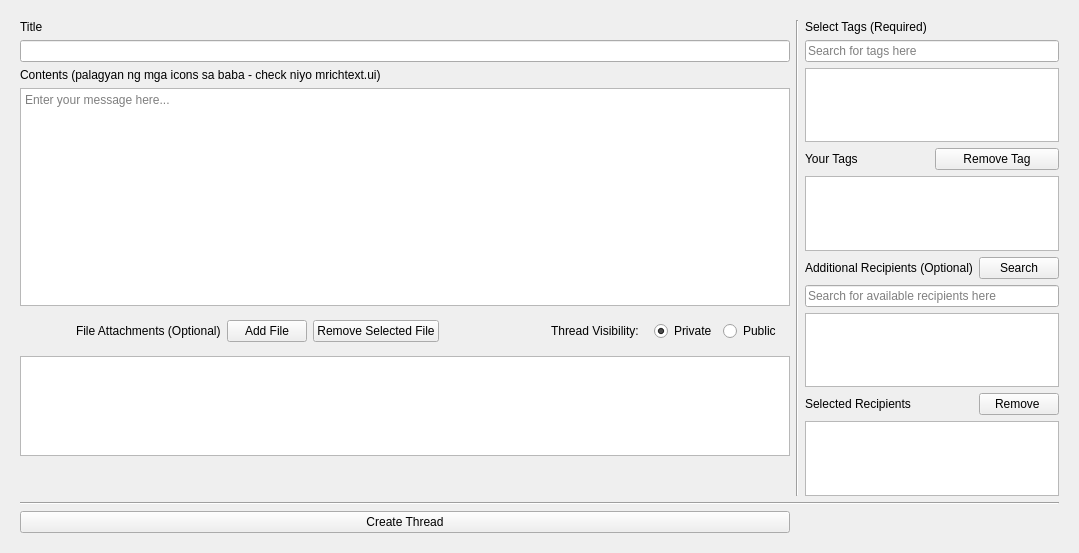
This is newthreadswindow.ui in PeteCastle/SoftwareDesignCaseStudy as Qt 5 draws it before an edit. The edited form follows.
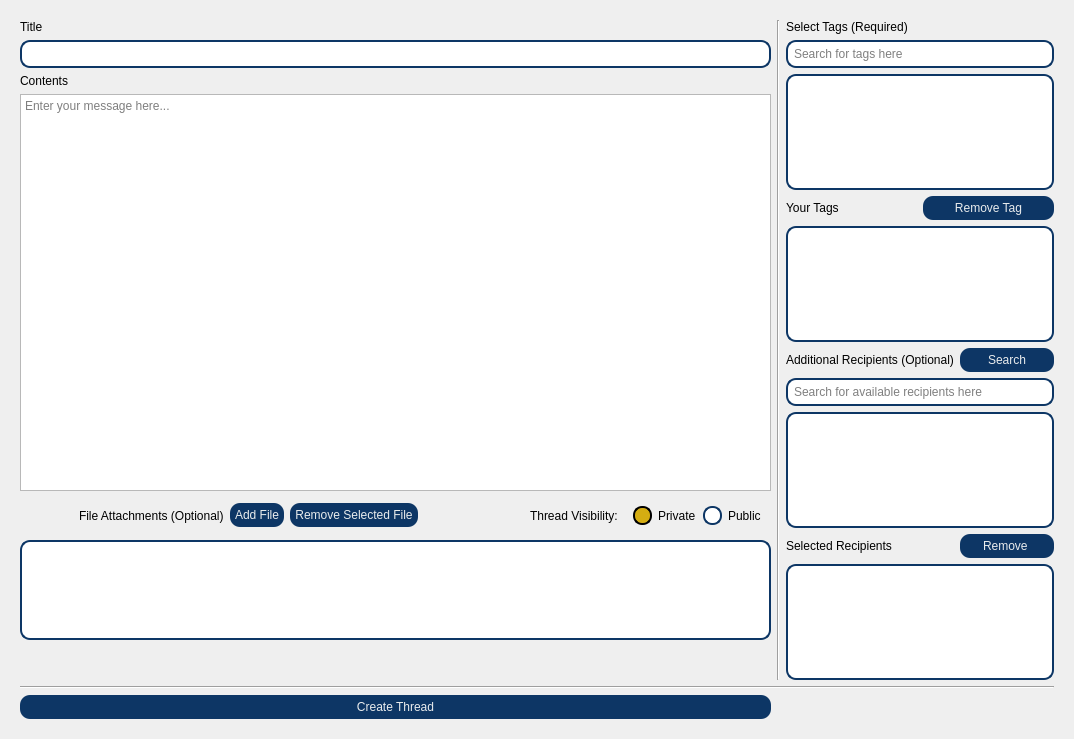
This is the edited form. Icons and pictures are not drawn. Custom widgets are drawn as their Qt base class.

```diff
--- a/newthreadswindow.ui
+++ b/newthreadswindow.ui
@@ -13,6 +13,148 @@
   <property name="windowTitle">
    <string>Form</string>
   </property>
+  <property name="styleSheet">
+   <string notr="true">QDialog{
+background-image: url(:/Icons/ProgramIcons/bg.png);
+}
+
+QLineEdit {
+	font: 9pt &quot;Joan&quot;;
+    border: 2px solid gray;
+    border-radius: 10px;
+	border-color: rgb(13, 54, 101);
+     padding:4px 20px 4px 4px;
+    background: white;
+    selection-background-color: darkgray;
+}
+
+QPushButton{
+font: bold 10pt  &quot;Heebo&quot;;
+background-color: rgb(13, 54, 101);
+color: rgb(233, 236, 237);
+border-radius: 10px;
+padding: 5px;
+}
+QPushButton::hover{
+border-style: inset;
+background-color:rgb(25, 104, 195);
+color: rgb(213, 173, 18);
+
+}
+QPushButton::pressed{
+border: 2px solid rgb(0, 170, 0);
+}
+
+QComboBox{
+	font: 9pt &quot;Joan&quot;;
+    border: 2px solid gray;
+    border-radius: 10px;
+	border-color: rgb(13, 54, 101);
+     padding:4px 20px 4px 4px;
+    background: white;
+    selection-background-color: darkgray;
+}
+QComboBox::drop-down 
+{
+    border: 0px;
+}
+QComboBox::down-arrow{
+   
+	image: url(:/Icons/ProgramIcons/downarrow.png);
+    width: 10px;
+    height: 10px;
+    }
+
+QListView{
+font: 9pt &quot;Joan&quot;;
+    border: 2px solid gray;
+    border-radius: 10px;
+	border-color: rgb(13, 54, 101);
+     padding:4px 20px 4px 4px;
+    background: white;
+    selection-background-color: darkgray;
+}
+
+QRadioButton::indicator::unchecked{ 
+border: 1px solid; 
+border-color: rgb(13, 54, 101);
+border-radius: 9px;
+border-width: 2px;
+background-color: white; 
+width: 15px; 
+height: 15px; 
+}
+
+QRadioButton::indicator::checked{ 
+border-color: rgb(13, 54, 101);
+background-color:  rgb(213, 173, 18);
+border: 1px solid; 
+border-radius: 9px;
+border-width: 2px;
+width: 15px; 
+height: 15px; 
+}
+
+QScrollBar:vertical {
+border: none;
+	background-color: rgb(208, 244, 255);
+width: 14px;
+margin: 15px 0 15px 0;
+border-radius: 7px;
+}
+
+
+/* HANDLE BAR VERTICAL */
+QScrollBar::handle:vertical {
+	background-color: rgb(12, 12, 84);
+min-height: 30px;
+border-radius: 7px;
+}
+QScrollBar::handle:vertical:hover{
+background-color:rgb(28, 114, 206)
+}
+QScrollBar::handle:vertical:pressed {
+	background-color: rgb(8, 32, 59);
+}
+
+
+/* BTN TOP - SCROLLBAR */
+QScrollBar::sub-line:vertical {
+border: none;
+background-color: rgb(213, 173, 18);
+height: 15px;
+border-top-left-radius: 7px;
+border-top-right-radius: 7px;
+subcontrol-position: top;
+subcontrol-origin: margin;
+}
+QScrollBar::sub-line:vertical:hover {
+background-color: rgb(211, 213, 66);
+}
+QScrollBar::sub-line:vertical:pressed {
+	background-color: rgb(139, 111, 12);
+}
+
+
+/* BTN BOTTOM - SCROLLBAR */
+QScrollBar::add-line:vertical {
+border: none;
+background-color: rgb(213, 173, 18);
+height: 15px;
+border-bottom-left-radius: 7px;
+border-bottom-right-radius: 7px;
+subcontrol-position: bottom;
+subcontrol-origin: margin;
+}
+QScrollBar::add-line:vertical:hover {
+background-color: rgb(211, 213, 66);
+}
+QScrollBar::add-line:vertical:pressed {
+background-color: rgb(139, 111, 12);
+}
+
+</string>
+  </property>
   <layout class="QGridLayout" name="gridLayout" columnstretch="70,5,25">
    <property name="leftMargin">
     <number>20</number>
@@ -217,7 +359,7 @@
      <item row="2" column="0" colspan="8">
       <widget class="QLabel" name="ContentsLabel">
        <property name="text">
-        <string>Contents (palagyan ng mga icons sa baba - check niyo mrichtext.ui)</string>
+        <string>Contents</string>
        </property>
       </widget>
      </item>
```
